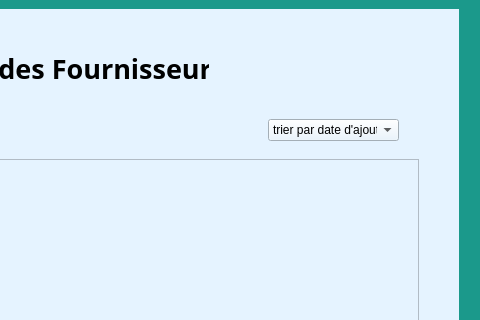
Qt form RentCarPC/dialog.ui (HasseneING/Perfaction) before a commit; both pictures show x 541 to 1021 and y 0 to 320 of the 1021 by 612 pixel window.
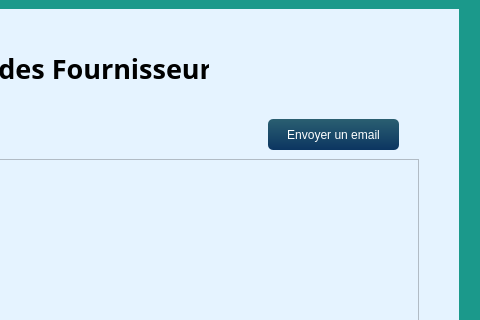
The same form after that commit.

```diff
--- a/RentCarPC/dialog.ui
+++ b/RentCarPC/dialog.ui
@@ -479,35 +479,6 @@
     </widget>
    </widget>
    <widget class="QWidget" name="page_3">
-    <widget class="QComboBox" name="comboBox_3">
-     <property name="geometry">
-      <rect>
-       <x>690</x>
-       <y>110</y>
-       <width>131</width>
-       <height>22</height>
-      </rect>
-     </property>
-     <property name="layoutDirection">
-      <enum>Qt::LeftToRight</enum>
-     </property>
-     <property name="maxVisibleItems">
-      <number>3</number>
-     </property>
-     <property name="insertPolicy">
-      <enum>QComboBox::InsertAtTop</enum>
-     </property>
-     <item>
-      <property name="text">
-       <string>trier par date d'ajout</string>
-      </property>
-     </item>
-     <item>
-      <property name="text">
-       <string>trier par matricule</string>
-      </property>
-     </item>
-    </widget>
     <widget class="QLineEdit" name="IDFOUR">
      <property name="geometry">
       <rect>
@@ -689,6 +660,44 @@
       <string>Modifier</string>
      </property>
     </widget>
+    <widget class="QPushButton" name="MailFour">
+     <property name="geometry">
+      <rect>
+       <x>690</x>
+       <y>110</y>
+       <width>131</width>
+       <height>31</height>
+      </rect>
+     </property>
+     <property name="styleSheet">
+      <string notr="true">QPushButton{
+	background-color: qlineargradient(spread:pad, x1:1, y1:0, x2:1, y2:1, stop:0 rgba(42, 95, 113, 255),stop:1 rgba(12, 53, 97, 255));
+	color: #fff;
+	border: 0px;
+	border-radius: 5px;
+	padding: 5px;
+}
+
+QPushButton::hover
+{
+	background-color: qlineargradient(spread:pad, x1:1, y1:0, x2:1, y2:1, stop:0 rgba(167, 214, 50, 255),stop:1 rgba(98, 169, 67, 255));
+	color: #fff;
+
+}
+QPushButton::pressed
+{
+	background-color: qlineargradient(spread:pad, x1:1, y1:0, x2:1, y2:1, stop:0 rgba(147, 194, 30, 255),stop:1 rgba(78, 149, 47, 255));
+	color: #fff;
+	border: 0px;
+	border-radius: 5px;
+	padding: 5px;
+
+}</string>
+     </property>
+     <property name="text">
+      <string>Envoyer un email</string>
+     </property>
+    </widget>
    </widget>
    <widget class="QWidget" name="page_4">
     <widget class="QLabel" name="label_5">
```
Left out of the diff: 68 changed lines with no effect on the pictures.
